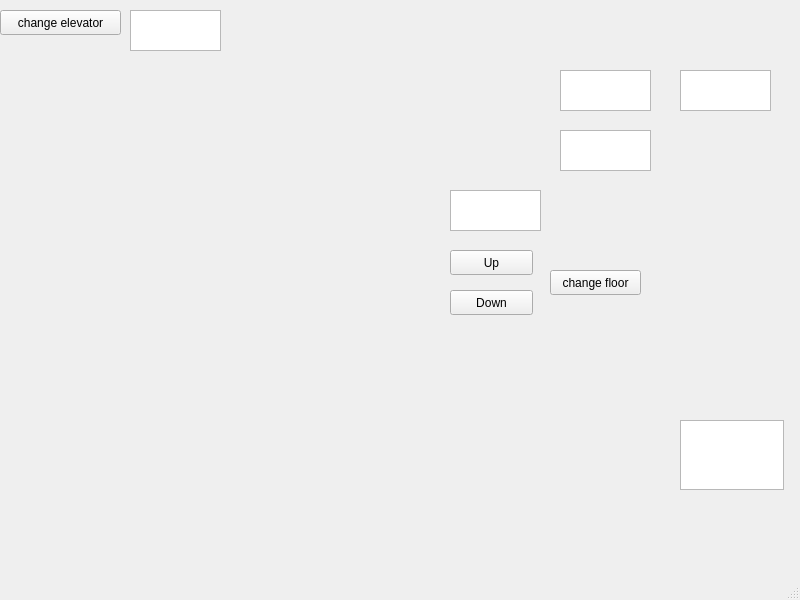
Old version of the form mainwindow.ui in the repository Kaibbage/Elevator-Simulation.
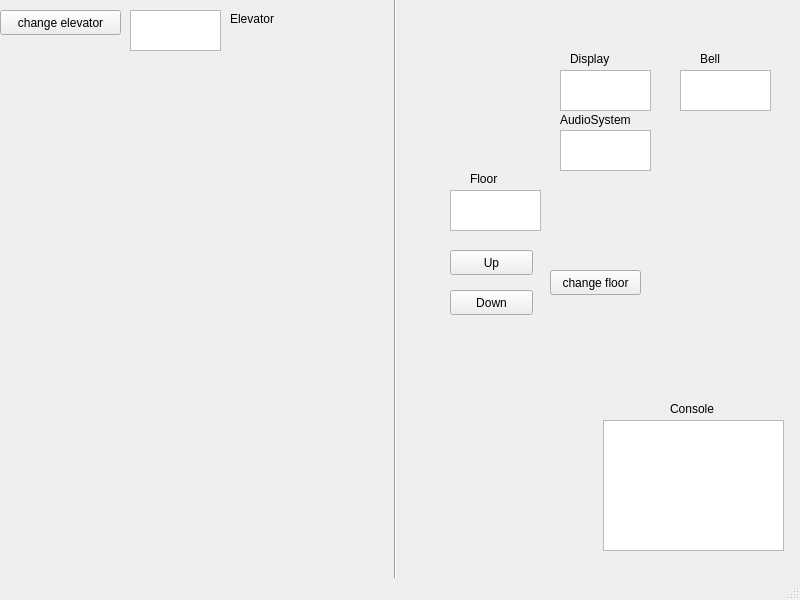
New version of the form.

What changed in the file:
```diff
--- a/mainwindow.ui
+++ b/mainwindow.ui
@@ -17,10 +17,10 @@
    <widget class="QPlainTextEdit" name="plainTextEdit">
     <property name="geometry">
      <rect>
-      <x>680</x>
+      <x>603</x>
       <y>420</y>
-      <width>104</width>
-      <height>70</height>
+      <width>181</width>
+      <height>131</height>
      </rect>
     </property>
    </widget>
@@ -126,6 +126,97 @@
      </rect>
     </property>
    </widget>
+   <widget class="Line" name="line">
+    <property name="geometry">
+     <rect>
+      <x>370</x>
+      <y>-60</y>
+      <width>51</width>
+      <height>651</height>
+     </rect>
+    </property>
+    <property name="orientation">
+     <enum>Qt::Vertical</enum>
+    </property>
+   </widget>
+   <widget class="QLabel" name="label">
+    <property name="geometry">
+     <rect>
+      <x>570</x>
+      <y>50</y>
+      <width>62</width>
+      <height>17</height>
+     </rect>
+    </property>
+    <property name="text">
+     <string>Display</string>
+    </property>
+   </widget>
+   <widget class="QLabel" name="label_2">
+    <property name="geometry">
+     <rect>
+      <x>700</x>
+      <y>50</y>
+      <width>62</width>
+      <height>17</height>
+     </rect>
+    </property>
+    <property name="text">
+     <string>Bell</string>
+    </property>
+   </widget>
+   <widget class="QLabel" name="label_3">
+    <property name="geometry">
+     <rect>
+      <x>560</x>
+      <y>110</y>
+      <width>111</width>
+      <height>20</height>
+     </rect>
+    </property>
+    <property name="text">
+     <string>AudioSystem</string>
+    </property>
+   </widget>
+   <widget class="QLabel" name="label_4">
+    <property name="geometry">
+     <rect>
+      <x>670</x>
+      <y>400</y>
+      <width>62</width>
+      <height>17</height>
+     </rect>
+    </property>
+    <property name="text">
+     <string>Console</string>
+    </property>
+   </widget>
+   <widget class="QLabel" name="label_5">
+    <property name="geometry">
+     <rect>
+      <x>230</x>
+      <y>10</y>
+      <width>62</width>
+      <height>17</height>
+     </rect>
+    </property>
+    <property name="text">
+     <string>Elevator</string>
+    </property>
+   </widget>
+   <widget class="QLabel" name="label_6">
+    <property name="geometry">
+     <rect>
+      <x>470</x>
+      <y>170</y>
+      <width>62</width>
+      <height>17</height>
+     </rect>
+    </property>
+    <property name="text">
+     <string>Floor</string>
+    </property>
+   </widget>
   </widget>
   <widget class="QMenuBar" name="menubar">
    <property name="geometry">
```
